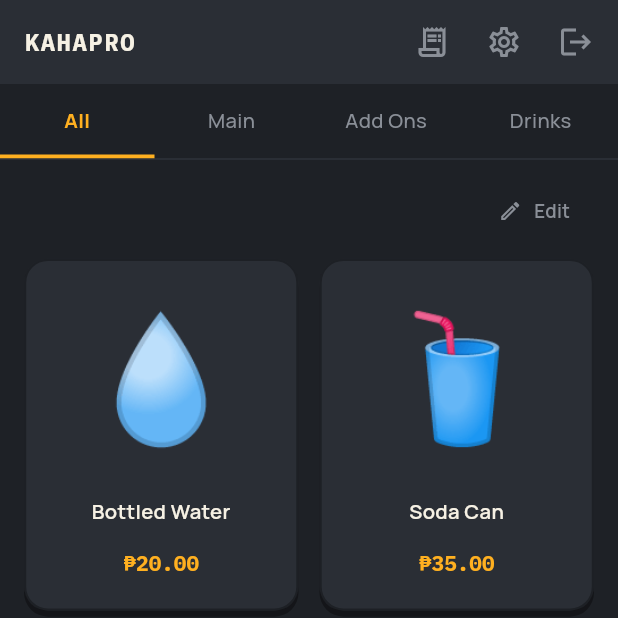
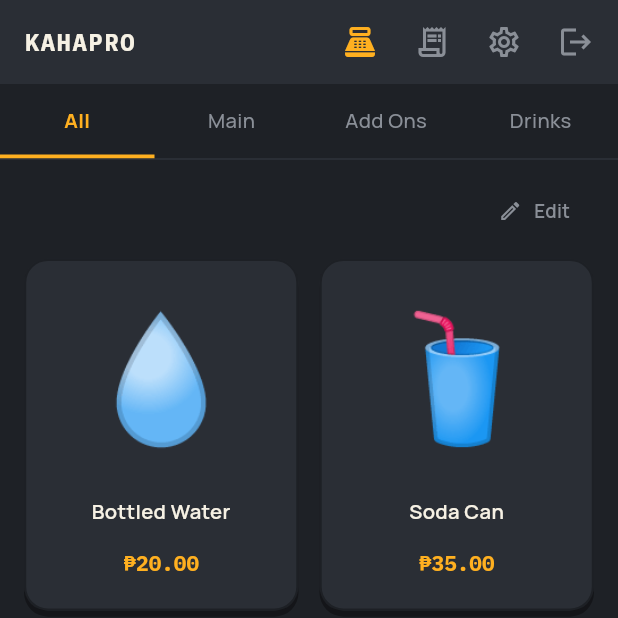
Before and after one commit to wingreat-01/Kaha-Pro-flutter, a Flutter app: the HomeShell screen opened directly with empty values, on a phone screen of 412 x 824 dp, the top half of it. Run offline on Flutter 3.47's test engine with Material 3 defaults, Android fonts, the phone set to English and light mode, and no system bars; our stand-ins replace google_fonts, image_picker.

Commit message:
add register icon

```diff
--- a/lib/screens/home_shell.dart
+++ b/lib/screens/home_shell.dart
@@ -13,9 +13,10 @@ enum _Section { register, transactions, settings }
 /// Register/Transactions/Users/Settings used to be crammed together into
 /// the category tab row alongside actual product categories — that both
 /// overflowed the tab bar on phone widths and mixed "what am I selling"
-/// with "where do I manage the app" in one row. Transactions and Settings
-/// are header-level concerns now, next to Logout; Register (with its own
-/// category tabs) is the default body.
+/// with "where do I manage the app" in one row. Register, Transactions,
+/// and Settings are all header-level icons now (Register first, then
+/// Transactions, then Settings, then Logout) so there's always a way
+/// back to the product grid from anywhere.
 class HomeShell extends StatefulWidget {
   final String username;
   final VoidCallback onLogout;
@@ -62,6 +63,12 @@ class _HomeShellState extends State<HomeShell> {
         title: Text('KAHAPRO', style: AppTextStyles.mono(size: 16, weight: FontWeight.w700, letterSpacing: 1)),
         actions: [
           _headerIcon(
+            icon: Icons.point_of_sale_outlined,
+            tooltip: 'Register',
+            isActive: _section == _Section.register,
+            onTap: () => setState(() => _section = _Section.register),
+          ),
+          _headerIcon(
             icon: Icons.receipt_long_outlined,
             tooltip: 'Transactions',
             isActive: _section == _Section.transactions,
```
